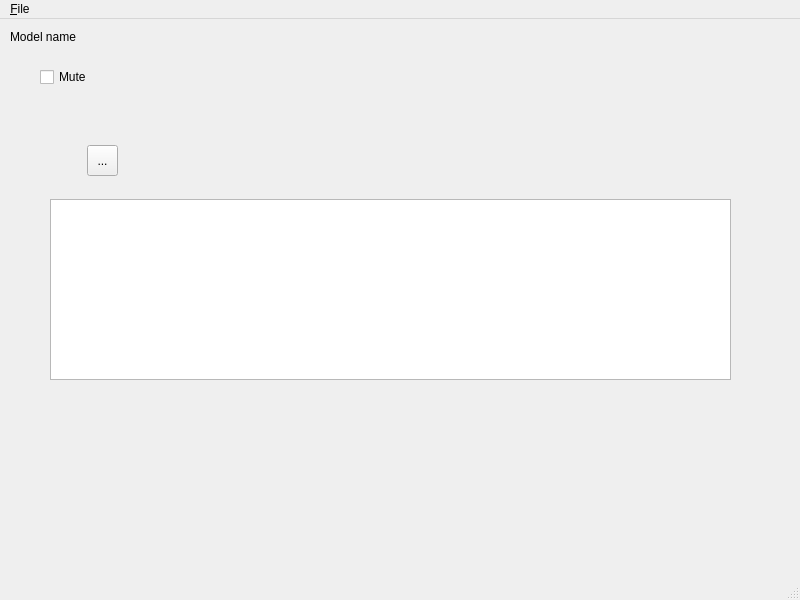
Above: pyyamamainwindow.ui from jaakkojulin/pyyama before the change. Below: the same form after it.
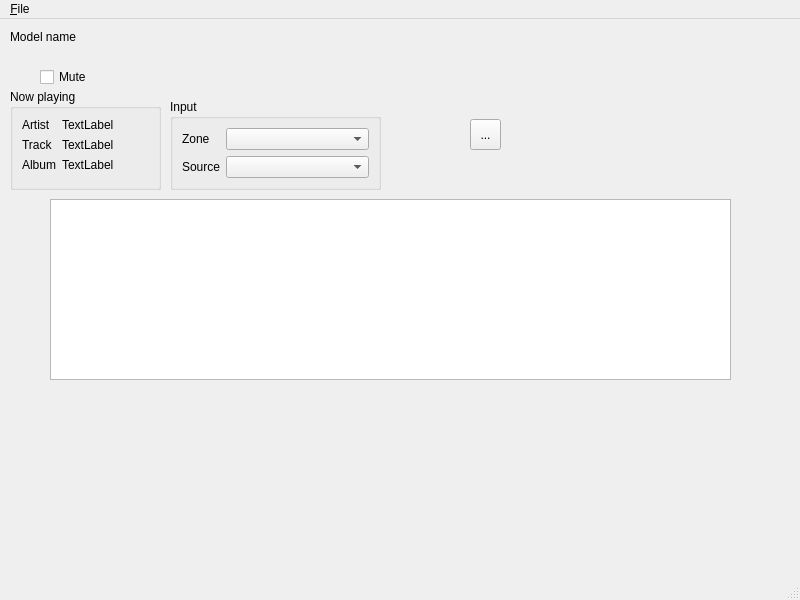
That is the form after the change. Icons and pictures are not drawn.

Commit message: Changing zones and inputs should mostly work

What changed in the file:
```diff
--- a/pyyamamainwindow.ui
+++ b/pyyamamainwindow.ui
@@ -43,8 +43,8 @@
    <widget class="QToolButton" name="pauseToolButton">
     <property name="geometry">
      <rect>
-      <x>87</x>
-      <y>126</y>
+      <x>470</x>
+      <y>100</y>
       <width>31</width>
       <height>31</height>
      </rect>
@@ -73,6 +73,98 @@
      </rect>
     </property>
    </widget>
+   <widget class="QGroupBox" name="groupBox">
+    <property name="geometry">
+     <rect>
+      <x>170</x>
+      <y>80</y>
+      <width>211</width>
+      <height>91</height>
+     </rect>
+    </property>
+    <property name="title">
+     <string>Input</string>
+    </property>
+    <layout class="QFormLayout" name="formLayout">
+     <item row="1" column="0">
+      <widget class="QLabel" name="label">
+       <property name="text">
+        <string>Source</string>
+       </property>
+      </widget>
+     </item>
+     <item row="1" column="1">
+      <widget class="QComboBox" name="inputComboBox"/>
+     </item>
+     <item row="0" column="0">
+      <widget class="QLabel" name="label_5">
+       <property name="text">
+        <string>Zone</string>
+       </property>
+      </widget>
+     </item>
+     <item row="0" column="1">
+      <widget class="QComboBox" name="zoneComboBox"/>
+     </item>
+    </layout>
+   </widget>
+   <widget class="QGroupBox" name="groupBox_2">
+    <property name="geometry">
+     <rect>
+      <x>10</x>
+      <y>70</y>
+      <width>151</width>
+      <height>101</height>
+     </rect>
+    </property>
+    <property name="title">
+     <string>Now playing</string>
+    </property>
+    <layout class="QFormLayout" name="formLayout_2">
+     <item row="0" column="0">
+      <widget class="QLabel" name="label_2">
+       <property name="text">
+        <string>Artist</string>
+       </property>
+      </widget>
+     </item>
+     <item row="1" column="0">
+      <widget class="QLabel" name="label_3">
+       <property name="text">
+        <string>Track</string>
+       </property>
+      </widget>
+     </item>
+     <item row="2" column="0">
+      <widget class="QLabel" name="label_4">
+       <property name="text">
+        <string>Album</string>
+       </property>
+      </widget>
+     </item>
+     <item row="0" column="1">
+      <widget class="QLabel" name="artistLabel">
+       <property name="text">
+        <string>TextLabel</string>
+       </property>
+      </widget>
+     </item>
+     <item row="1" column="1">
+      <widget class="QLabel" name="trackLabel">
+       <property name="text">
+        <string>TextLabel</string>
+       </property>
+      </widget>
+     </item>
+     <item row="2" column="1">
+      <widget class="QLabel" name="albumLabel">
+       <property name="text">
+        <string>TextLabel</string>
+       </property>
+      </widget>
+     </item>
+    </layout>
+   </widget>
   </widget>
   <widget class="QMenuBar" name="menubar">
    <property name="geometry">
```
The commit also changes 2 other files.
